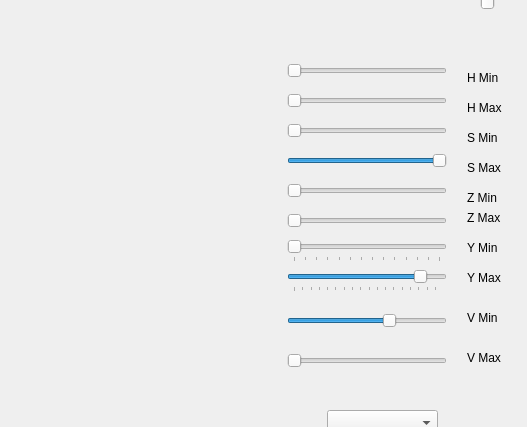
The window that src/qtool/colorcreator/ColorCreator.ui (northern-bites/nbites) describes before a commit, drawn with Qt 5; both pictures show x 473 to 1000 and y 220 to 647 of the 1000 by 900 pixel window.
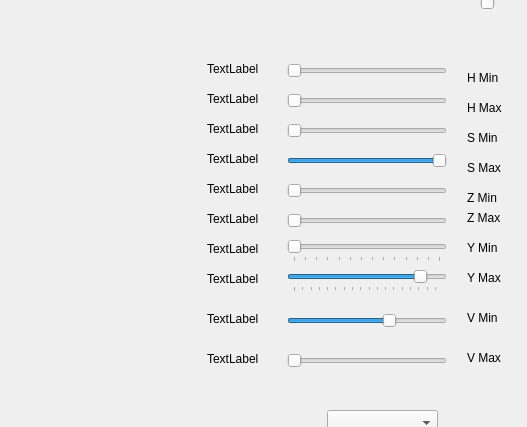
The same window after the commit.

Commit message: added labels that show values of sliders

What changed in the file:
```diff
--- a/src/qtool/colorcreator/ColorCreator.ui
+++ b/src/qtool/colorcreator/ColorCreator.ui
@@ -636,6 +636,136 @@
     <string>Update Color</string>
    </property>
   </widget>
+  <widget class="QLabel" name="hMinLabel">
+   <property name="geometry">
+    <rect>
+     <x>680</x>
+     <y>280</y>
+     <width>67</width>
+     <height>17</height>
+    </rect>
+   </property>
+   <property name="text">
+    <string>TextLabel</string>
+   </property>
+  </widget>
+  <widget class="QLabel" name="hMaxLabel">
+   <property name="geometry">
+    <rect>
+     <x>680</x>
+     <y>310</y>
+     <width>67</width>
+     <height>17</height>
+    </rect>
+   </property>
+   <property name="text">
+    <string>TextLabel</string>
+   </property>
+  </widget>
+  <widget class="QLabel" name="sMinLabel">
+   <property name="geometry">
+    <rect>
+     <x>680</x>
+     <y>340</y>
+     <width>67</width>
+     <height>17</height>
+    </rect>
+   </property>
+   <property name="text">
+    <string>TextLabel</string>
+   </property>
+  </widget>
+  <widget class="QLabel" name="sMaxLabel">
+   <property name="geometry">
+    <rect>
+     <x>680</x>
+     <y>370</y>
+     <width>67</width>
+     <height>17</height>
+    </rect>
+   </property>
+   <property name="text">
+    <string>TextLabel</string>
+   </property>
+  </widget>
+  <widget class="QLabel" name="zMinLabel">
+   <property name="geometry">
+    <rect>
+     <x>680</x>
+     <y>400</y>
+     <width>67</width>
+     <height>17</height>
+    </rect>
+   </property>
+   <property name="text">
+    <string>TextLabel</string>
+   </property>
+  </widget>
+  <widget class="QLabel" name="zMaxLabel">
+   <property name="geometry">
+    <rect>
+     <x>680</x>
+     <y>430</y>
+     <width>67</width>
+     <height>17</height>
+    </rect>
+   </property>
+   <property name="text">
+    <string>TextLabel</string>
+   </property>
+  </widget>
+  <widget class="QLabel" name="yMinLabel">
+   <property name="geometry">
+    <rect>
+     <x>680</x>
+     <y>460</y>
+     <width>67</width>
+     <height>17</height>
+    </rect>
+   </property>
+   <property name="text">
+    <string>TextLabel</string>
+   </property>
+  </widget>
+  <widget class="QLabel" name="yMaxLabel">
+   <property name="geometry">
+    <rect>
+     <x>680</x>
+     <y>490</y>
+     <width>67</width>
+     <height>17</height>
+    </rect>
+   </property>
+   <property name="text">
+    <string>TextLabel</string>
+   </property>
+  </widget>
+  <widget class="QLabel" name="vMinLabel">
+   <property name="geometry">
+    <rect>
+     <x>680</x>
+     <y>530</y>
+     <width>67</width>
+     <height>17</height>
+    </rect>
+   </property>
+   <property name="text">
+    <string>TextLabel</string>
+   </property>
+  </widget>
+  <widget class="QLabel" name="vMaxLabel">
+   <property name="geometry">
+    <rect>
+     <x>680</x>
+     <y>570</y>
+     <width>67</width>
+     <height>17</height>
+    </rect>
+   </property>
+   <property name="text">
+    <string>TextLabel</string>
+   </property>
+  </widget>
  </widget>
  <layoutdefault spacing="6" margin="11"/>
  <resources/>
```
The commit also changes 5 other files.
